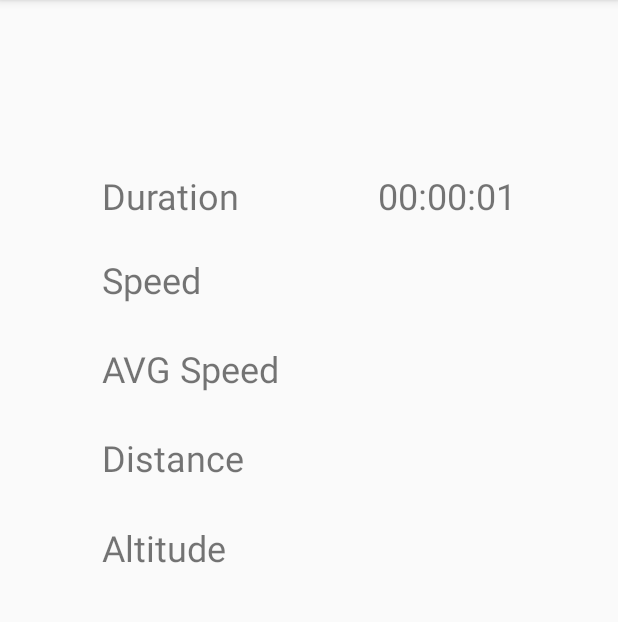
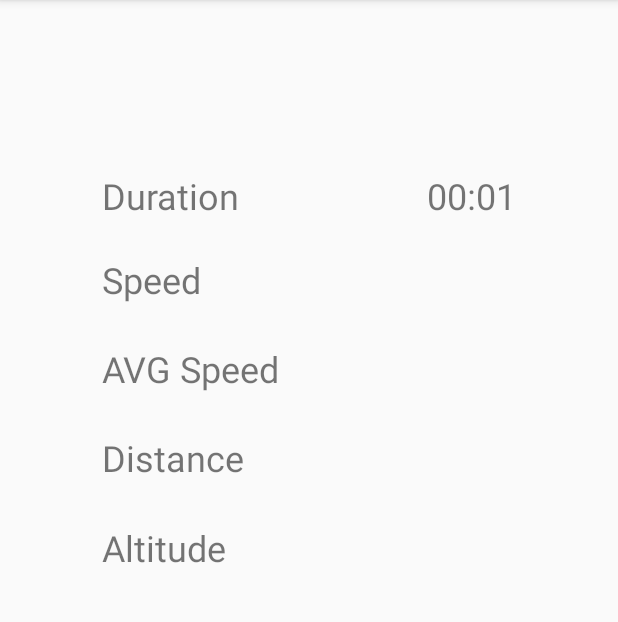
Before and after one commit to Matthieu42/OpenTrack, an Android app: the screen it shows after launch (MainActivity), after a tap on "START", on a phone screen of 412 x 824 dp, the part 84-706 px from its top. Run offline under Robolectric (Android 15) with nearby library versions, the phone set to English and light mode, and no system bars; libraries missing offline, so code that uses them is left out: org.osmdroid.util, pub.devrel.easypermissions; 1 statement that could not run was skipped.

```diff
--- a/app/src/main/java/org/mines_ales/opentrack/MainActivity.kt
+++ b/app/src/main/java/org/mines_ales/opentrack/MainActivity.kt
@@ -64,7 +64,7 @@ class MainActivity : AppCompatActivity(), View.OnClickListener, LocationTracking
     }
 
     fun updateTimer(){
-        this.durationTextView.text = SimpleDateFormat("HH:mm:ss").format(Date(this.trip.getCurrentTime()))
+        this.durationTextView.text = SimpleDateFormat("mm:ss").format(Date(this.trip.getCurrentTime()))
     }
 
     var mStatusChecker: Runnable = object : Runnable {
```
